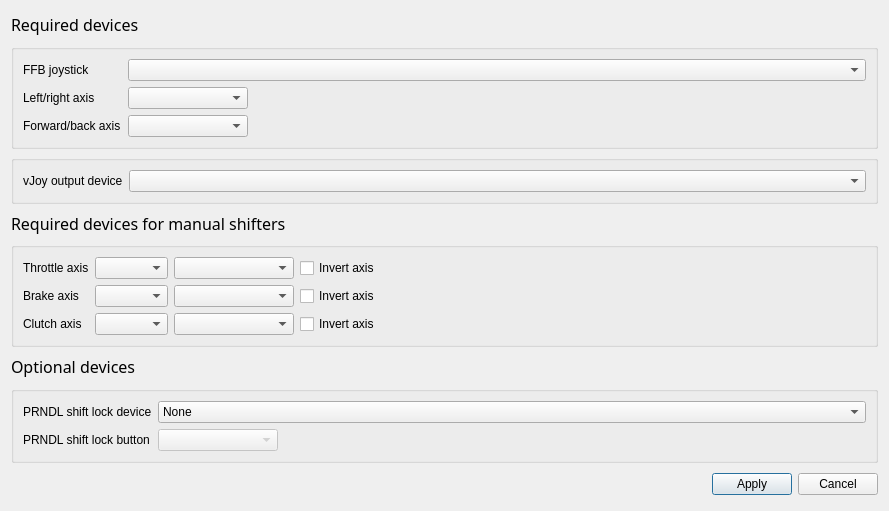
First picture: the form in BonusFFB/InputOutputSettingsDialog.ui, repository kgmonteith/BonusFFB, before the edit.
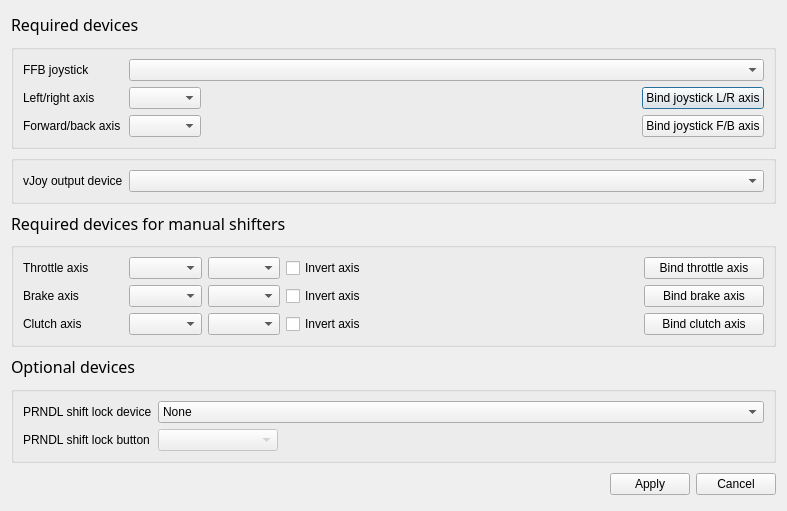
Second picture: the form after the edit.

Commit message: Added "click to bind axis" feature

Patch:
```diff
--- a/BonusFFB/InputOutputSettingsDialog.ui
+++ b/BonusFFB/InputOutputSettingsDialog.ui
@@ -6,7 +6,7 @@
    <rect>
     <x>0</x>
     <y>0</y>
-    <width>889</width>
+    <width>787</width>
     <height>511</height>
    </rect>
   </property>
@@ -37,7 +37,7 @@
        <widget class="QLabel" name="label_4">
         <property name="minimumSize">
          <size>
-          <width>99</width>
+          <width>100</width>
           <height>0</height>
          </size>
         </property>
@@ -70,24 +70,12 @@
        <layout class="QHBoxLayout" name="horizontalLayout_7">
         <item>
          <widget class="QComboBox" name="joystickLRAxisComboBox">
-          <property name="sizePolicy">
-           <sizepolicy hsizetype="Fixed" vsizetype="Fixed">
-            <horstretch>0</horstretch>
-            <verstretch>0</verstretch>
-           </sizepolicy>
-          </property>
           <property name="minimumSize">
            <size>
-            <width>120</width>
+            <width>0</width>
             <height>0</height>
            </size>
           </property>
-          <property name="maximumSize">
-           <size>
-            <width>120</width>
-            <height>16777215</height>
-           </size>
-          </property>
          </widget>
         </item>
         <item>
@@ -103,6 +91,19 @@
           </property>
          </spacer>
         </item>
+        <item>
+         <widget class="QPushButton" name="bindJoystickLRButton">
+          <property name="minimumSize">
+           <size>
+            <width>120</width>
+            <height>0</height>
+           </size>
+          </property>
+          <property name="text">
+           <string>Bind joystick L/R axis</string>
+          </property>
+         </widget>
+        </item>
        </layout>
       </item>
       <item row="2" column="0">
@@ -115,26 +116,7 @@
       <item row="2" column="1">
        <layout class="QHBoxLayout" name="horizontalLayout_13">
         <item>
-         <widget class="QComboBox" name="joystickFBAxisComboBox">
-          <property name="sizePolicy">
-           <sizepolicy hsizetype="Fixed" vsizetype="Fixed">
-            <horstretch>0</horstretch>
-            <verstretch>0</verstretch>
-           </sizepolicy>
-          </property>
-          <property name="minimumSize">
-           <size>
-            <width>120</width>
-            <height>0</height>
-           </size>
-          </property>
-          <property name="maximumSize">
-           <size>
-            <width>120</width>
-            <height>16777215</height>
-           </size>
-          </property>
-         </widget>
+         <widget class="QComboBox" name="joystickFBAxisComboBox"/>
         </item>
         <item>
          <spacer name="horizontalSpacer_2">
@@ -149,6 +131,19 @@
           </property>
          </spacer>
         </item>
+        <item>
+         <widget class="QPushButton" name="bindJoystickFBButton">
+          <property name="minimumSize">
+           <size>
+            <width>120</width>
+            <height>0</height>
+           </size>
+          </property>
+          <property name="text">
+           <string>Bind joystick F/B axis</string>
+          </property>
+         </widget>
+        </item>
        </layout>
       </item>
      </layout>
@@ -212,26 +207,7 @@
          </widget>
         </item>
         <item>
-         <widget class="QComboBox" name="throttleAxisComboBox">
-          <property name="sizePolicy">
-           <sizepolicy hsizetype="Fixed" vsizetype="Fixed">
-            <horstretch>0</horstretch>
-            <verstretch>0</verstretch>
-           </sizepolicy>
-          </property>
-          <property name="minimumSize">
-           <size>
-            <width>120</width>
-            <height>0</height>
-           </size>
-          </property>
-          <property name="maximumSize">
-           <size>
-            <width>120</width>
-            <height>16777215</height>
-           </size>
-          </property>
-         </widget>
+         <widget class="QComboBox" name="throttleAxisComboBox"/>
         </item>
         <item>
          <widget class="QCheckBox" name="invertThrottleAxisBox">
@@ -241,12 +217,6 @@
             <verstretch>0</verstretch>
            </sizepolicy>
           </property>
-          <property name="minimumSize">
-           <size>
-            <width>100</width>
-            <height>0</height>
-           </size>
-          </property>
           <property name="styleSheet">
            <string notr="true"/>
           </property>
@@ -268,6 +238,19 @@
           </property>
          </spacer>
         </item>
+        <item>
+         <widget class="QPushButton" name="bindThrottleButton">
+          <property name="minimumSize">
+           <size>
+            <width>120</width>
+            <height>0</height>
+           </size>
+          </property>
+          <property name="text">
+           <string>Bind throttle axis</string>
+          </property>
+         </widget>
+        </item>
        </layout>
       </item>
       <item row="2" column="0">
@@ -293,26 +276,7 @@
          </widget>
         </item>
         <item>
-         <widget class="QComboBox" name="brakeAxisComboBox">
-          <property name="sizePolicy">
-           <sizepolicy hsizetype="Fixed" vsizetype="Fixed">
-            <horstretch>0</horstretch>
-            <verstretch>0</verstretch>
-           </sizepolicy>
-          </property>
-          <property name="minimumSize">
-           <size>
-            <width>120</width>
-            <height>0</height>
-           </size>
-          </property>
-          <property name="maximumSize">
-           <size>
-            <width>120</width>
-            <height>16777215</height>
-           </size>
-          </property>
-         </widget>
+         <widget class="QComboBox" name="brakeAxisComboBox"/>
         </item>
         <item>
          <widget class="QCheckBox" name="invertBrakeAxisBox">
@@ -322,12 +286,6 @@
             <verstretch>0</verstretch>
            </sizepolicy>
           </property>
-          <property name="minimumSize">
-           <size>
-            <width>100</width>
-            <height>0</height>
-           </size>
-          </property>
           <property name="styleSheet">
            <string notr="true"/>
           </property>
@@ -349,6 +307,19 @@
           </property>
          </spacer>
         </item>
+        <item>
+         <widget class="QPushButton" name="bindBrakeButton">
+          <property name="minimumSize">
+           <size>
+            <width>120</width>
+            <height>0</height>
+           </size>
+          </property>
+          <property name="text">
+           <string>Bind brake axis</string>
+          </property>
+         </widget>
+        </item>
        </layout>
       </item>
       <item row="3" column="0">
@@ -381,24 +352,6 @@
         </item>
         <item>
          <widget class="QComboBox" name="clutchAxisComboBox">
-          <property name="sizePolicy">
-           <sizepolicy hsizetype="Fixed" vsizetype="Fixed">
-            <horstretch>0</horstretch>
-            <verstretch>0</verstretch>
-           </sizepolicy>
-          </property>
-          <property name="minimumSize">
-           <size>
-            <width>120</width>
-            <height>0</height>
-           </size>
-          </property>
-          <property name="maximumSize">
-           <size>
-            <width>120</width>
-            <height>16777215</height>
-           </size>
-          </property>
           <property name="toolTip">
            <string/>
           </property>
@@ -415,12 +368,6 @@
             <verstretch>0</verstretch>
            </sizepolicy>
           </property>
-          <property name="minimumSize">
-           <size>
-            <width>100</width>
-            <height>0</height>
-           </size>
-          </property>
           <property name="styleSheet">
            <string notr="true"/>
           </property>
@@ -442,10 +389,29 @@
           </property>
          </spacer>
         </item>
+        <item>
+         <widget class="QPushButton" name="bindClutchButton">
+          <property name="minimumSize">
+           <size>
+            <width>120</width>
+            <height>0</height>
+           </size>
+          </property>
+          <property name="text">
+           <string>Bind clutch axis</string>
+          </property>
+         </widget>
+        </item>
        </layout>
       </item>
       <item row="0" column="0">
        <widget class="QLabel" name="label_8">
+        <property name="minimumSize">
+         <size>
+          <width>100</width>
+          <height>0</height>
+         </size>
+        </property>
         <property name="text">
          <string>Throttle axis</string>
         </property>
```
Left out of the diff: 6 changed lines with no effect on the pictures. The commit also changes 2 other files.
